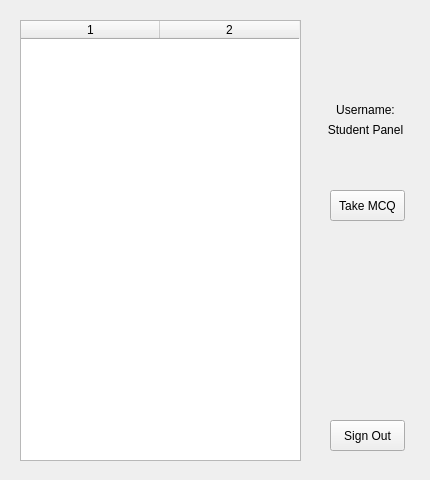
Old version of the form userwindow.ui in the repository carlrizk/QCMpp.
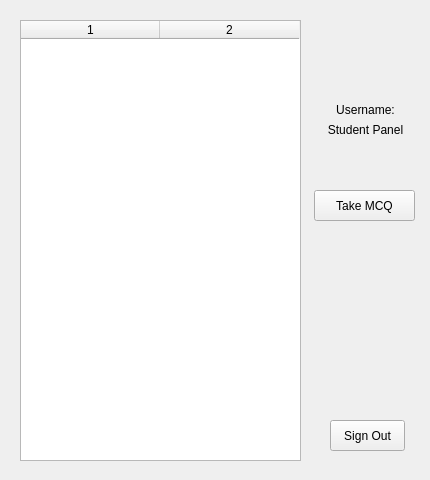
New version of the form.

```diff
--- a/userwindow.ui
+++ b/userwindow.ui
@@ -50,9 +50,9 @@
   <widget class="QPushButton" name="button_take">
    <property name="geometry">
     <rect>
-     <x>330</x>
+     <x>314</x>
      <y>190</y>
-     <width>75</width>
+     <width>101</width>
      <height>31</height>
     </rect>
    </property>
```
